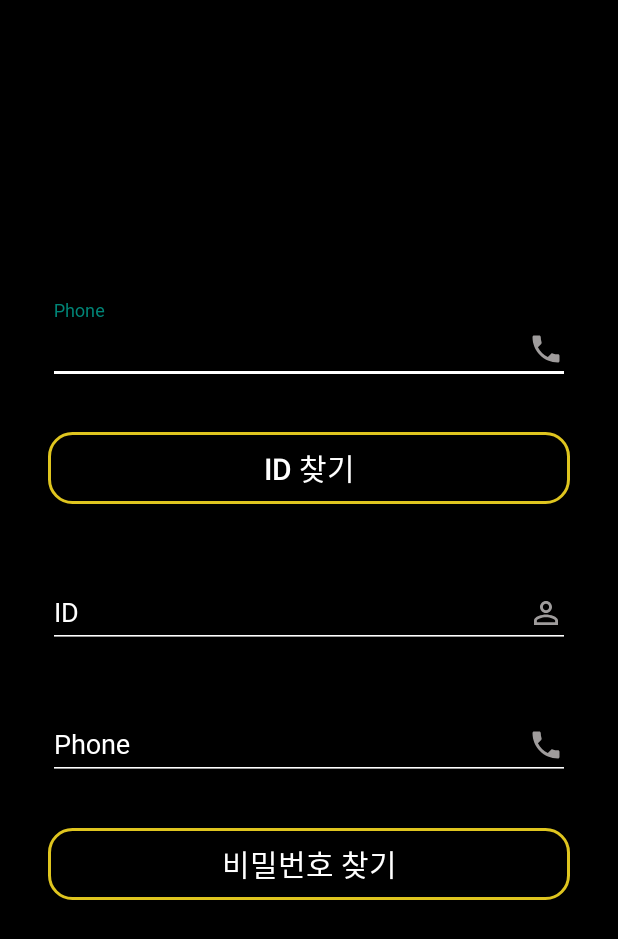
After one commit to pgh8468/NFC, an Android app: the fragment Frag_Find shown on its own in the app's theme, on a phone screen of 412 x 824 dp. The commit adds this screen. Shown: the top 939 px of the screen. Run offline under Robolectric (Android 15) with nearby library versions, the phone set to English and light mode, and no system bars.

Commit message:
ID/PW Find

```diff
--- a/app/build.gradle
+++ b/app/build.gradle
@@ -29,9 +29,10 @@ dependencies {
     implementation 'androidx.constraintlayout:constraintlayout:1.1.3'
 
     implementation 'com.google.android.material:material:1.0.0'
-    compile 'com.prolificinteractive:material-calendarview:1.4.3'
+    implementation 'com.prolificinteractive:material-calendarview:1.4.3'
 
     implementation 'androidx.legacy:legacy-support-v4:1.0.0'
+    implementation 'androidx.lifecycle:lifecycle-extensions:2.0.0'
     testImplementation 'junit:junit:4.12'
     androidTestImplementation 'androidx.test.ext:junit:1.1.1'
     androidTestImplementation 'androidx.test.espresso:espresso-core:3.2.0'
--- /dev/null
+++ b/app/src/main/java/com/example/hotelnfc/Frag_Find.java
@@ -0,0 +1,44 @@
+package com.example.hotelnfc;
+
+import android.os.Bundle;
+import android.view.LayoutInflater;
+import android.view.View;
+import android.view.ViewGroup;
+import android.widget.Button;
+
+import androidx.annotation.NonNull;
+import androidx.annotation.Nullable;
+import androidx.fragment.app.Fragment;
+
+import com.google.android.material.textfield.TextInputEditText;
+import com.google.android.material.textfield.TextInputLayout;
+
+public class Frag_Find extends Fragment {
+
+    View view;
+
+    private TextInputLayout textInputLayout_find_id_phone, textInputLayout_find_pw_id, textInputLayout_find_pw_phone;
+    private TextInputEditText textInputEditText_find_id_phone, textInputEditText_find_pw_id, textInputEditText_find_pw_phone;
+    private Button button_find_id, button_find_pw;
+
+    public View onCreateView(@NonNull LayoutInflater inflater, @Nullable ViewGroup container, @Nullable Bundle savedInstanceState) {
+        view = inflater.inflate(R.layout.frag_find, null);
+
+        Idcheck();
+
+        return view;
+    }
+
+    void Idcheck() {
+        textInputLayout_find_id_phone = view.findViewById(R.id.textInputLayout_find_id_phone);
+        textInputLayout_find_pw_id = view.findViewById(R.id.textInputLayout_find_pw_id);
+        textInputLayout_find_pw_phone = view.findViewById(R.id.textInputLayout_find_pw_phone);
+
+        textInputEditText_find_id_phone = view.findViewById(R.id.textInputEditText_find_id_phone);
+        textInputEditText_find_pw_id = view.findViewById(R.id.textInputEditText_find_pw_id);
+        textInputEditText_find_pw_phone = view.findViewById(R.id.textInputEditText_find_pw_phone);
+
+        button_find_id = view.findViewById(R.id.button_find_id);
+        button_find_pw = view.findViewById(R.id.button_find_pw);
+    }
+}
--- a/app/src/main/java/com/example/hotelnfc/MainActivity.java
+++ b/app/src/main/java/com/example/hotelnfc/MainActivity.java
@@ -119,7 +119,7 @@ public class MainActivity extends AppCompatActivity implements NavigationView.On
         }
         else if (id == R.id.menu_signin) {
             if (login_id == null) {
-                getSupportFragmentManager().beginTransaction().replace(R.id.content_fragment, new Frag_signin()).commit();
+                getSupportFragmentManager().beginTransaction().replace(R.id.content_fragment, new Frag_signin(), null).addToBackStack(null).commit();
             } else {
                 //menuItem.setVisible(false);
             }
--- a/app/src/main/java/com/example/hotelnfc/frag_check_reserve.java
+++ b/app/src/main/java/com/example/hotelnfc/frag_check_reserve.java
@@ -28,7 +28,7 @@ public class frag_check_reserve extends Fragment {
     View view;
 
     public View onCreateView(@NonNull LayoutInflater inflater, @Nullable ViewGroup container, @Nullable Bundle savedInstanceState) {
-        view = inflater.inflate(R.layout.frag_reserve, null);
+        view = inflater.inflate(R.layout.frag_check_reserve, null);
 
         check_room_img = view.findViewById(R.id.check_room_img);
         check_checkin = view.findViewById(R.id.check_checkin);
--- a/app/src/main/java/com/example/hotelnfc/frag_reserve.java
+++ b/app/src/main/java/com/example/hotelnfc/frag_reserve.java
@@ -111,7 +111,6 @@ public class frag_reserve extends Fragment {
             @Override
             public void onRangeSelected(@NonNull MaterialCalendarView widget, @NonNull List<CalendarDay> dates) {
 
-
                 Log.e("check dates", Integer.toString(dates.size()));
                 Log.e("first last", dates.get(0).toString()+"/"+dates.get(dates.size()-1).toString());
 
--- /dev/null
+++ b/app/src/main/res/layout/frag_find.xml
@@ -0,0 +1,113 @@
+<?xml version="1.0" encoding="utf-8"?>
+<androidx.constraintlayout.widget.ConstraintLayout
+    xmlns:android="http://schemas.android.com/apk/res/android"
+    xmlns:app="http://schemas.android.com/apk/res-auto"
+    xmlns:tools="http://schemas.android.com/tools"
+    android:layout_width="match_parent"
+    android:layout_height="match_parent"
+    android:background="#000000"
+    android:orientation="vertical">
+
+    <com.google.android.material.textfield.TextInputLayout
+        android:id="@+id/textInputLayout_find_id_phone"
+        android:layout_width="match_parent"
+        android:layout_height="wrap_content"
+        android:layout_marginStart="32dp"
+        android:layout_marginTop="200dp"
+        android:layout_marginEnd="32dp"
+        android:textColorHint="#ffffff"
+        android:theme="@style/myEditTextStyle"
+        app:layout_constraintEnd_toEndOf="parent"
+        app:layout_constraintStart_toStartOf="parent"
+        app:layout_constraintTop_toTopOf="parent">
+
+        <com.google.android.material.textfield.TextInputEditText
+            android:id="@+id/textInputEditText_find_id_phone"
+            android:layout_width="match_parent"
+            android:layout_height="wrap_content"
+            android:drawableEnd="@drawable/ic_phone_black_24dp"
+            android:fontFamily="@font/gmarketsansttfmedium"
+            android:hint="Phone"
+            android:textColor="#ffffff" />
+
+    </com.google.android.material.textfield.TextInputLayout>
+
+    <Button
+        android:id="@+id/button_find_id"
+        android:layout_width="match_parent"
+        android:layout_height="wrap_content"
+        android:layout_marginStart="32dp"
+        android:layout_marginTop="32dp"
+        android:layout_marginEnd="32dp"
+        android:background="@drawable/button_bg"
+        android:text="ID 찾기"
+        android:textColor="#ffffff"
+        android:textSize="20dp"
+        app:layout_constraintEnd_toEndOf="parent"
+        app:layout_constraintStart_toStartOf="parent"
+        app:layout_constraintTop_toBottomOf="@+id/textInputLayout_find_id_phone" />
+
+    <com.google.android.material.textfield.TextInputLayout
+        android:id="@+id/textInputLayout_find_pw_id"
+        android:layout_width="match_parent"
+        android:layout_height="wrap_content"
+        android:layout_marginStart="32dp"
+        android:layout_marginTop="40dp"
+        android:layout_marginEnd="32dp"
+        android:textColorHint="#ffffff"
+        android:theme="@style/myEditTextStyle"
+        app:layout_constraintEnd_toEndOf="parent"
+        app:layout_constraintStart_toStartOf="parent"
+        app:layout_constraintTop_toBottomOf="@+id/button_find_id">
+
+        <com.google.android.material.textfield.TextInputEditText
+            android:id="@+id/textInputEditText_find_pw_id"
+            android:layout_width="match_parent"
+            android:layout_height="wrap_content"
+            android:drawableEnd="@drawable/ic_perm_identity_black_24dp"
+            android:fontFamily="@font/gmarketsansttfmedium"
+            android:hint="ID"
+            android:textColor="#ffffff" />
+
+    </com.google.android.material.textfield.TextInputLayout>
+
+    <com.google.android.material.textfield.TextInputLayout
+        android:id="@+id/textInputLayout_find_pw_phone"
+        android:layout_width="match_parent"
+        android:layout_height="wrap_content"
+        android:layout_marginStart="32dp"
+        android:layout_marginTop="32dp"
+        android:layout_marginEnd="32dp"
+        android:textColorHint="#ffffff"
+        android:theme="@style/myEditTextStyle"
+        app:layout_constraintEnd_toEndOf="parent"
+        app:layout_constraintStart_toStartOf="parent"
+        app:layout_constraintTop_toBottomOf="@+id/textInputLayout_find_pw_id">
+
+        <com.google.android.material.textfield.TextInputEditText
+            android:id="@+id/textInputEditText_find_pw_phone"
+            android:layout_width="match_parent"
+            android:layout_height="wrap_content"
+            android:drawableEnd="@drawable/ic_phone_black_24dp"
+            android:fontFamily="@font/gmarketsansttfmedium"
+            android:hint="Phone"
+            android:textColor="#ffffff" />
+
+    </com.google.android.material.textfield.TextInputLayout>
+
+    <Button
+        android:id="@+id/button_find_pw"
+        android:layout_width="match_parent"
+        android:layout_height="wrap_content"
+        android:layout_marginStart="32dp"
+        android:layout_marginTop="32dp"
+        android:layout_marginEnd="32dp"
+        android:text="비밀번호 찾기"
+        android:textColor="#ffffff"
+        android:textSize="20dp"
+        android:background="@drawable/button_bg"
+        app:layout_constraintEnd_toEndOf="parent"
+        app:layout_constraintStart_toStartOf="parent"
+        app:layout_constraintTop_toBottomOf="@+id/textInputLayout_find_pw_phone" />
+
+</androidx.constraintlayout.widget.ConstraintLayout>
```
